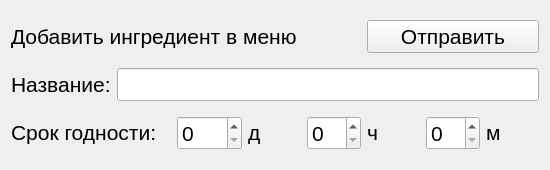
The window that ingredientadderwidget.ui (Omn1/TUIadmin) describes before a commit, drawn with Qt 5.
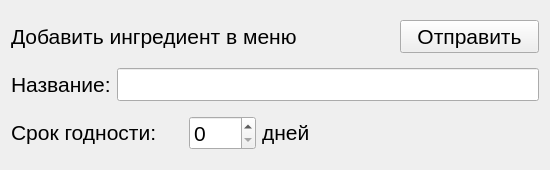
The same window after the commit.

The edit to the form file:
```diff
--- a/ingredientadderwidget.ui
+++ b/ingredientadderwidget.ui
@@ -26,42 +26,6 @@
    <string>Добавить ингредиент в меню</string>
   </property>
   <layout class="QGridLayout" name="gridLayout">
-   <item row="2" column="4">
-    <widget class="QSpinBox" name="hoursSpinBox">
-     <property name="sizePolicy">
-      <sizepolicy hsizetype="Preferred" vsizetype="Fixed">
-       <horstretch>0</horstretch>
-       <verstretch>0</verstretch>
-      </sizepolicy>
-     </property>
-     <property name="font">
-      <font>
-       <pointsize>16</pointsize>
-      </font>
-     </property>
-     <property name="maximum">
-      <number>23</number>
-     </property>
-    </widget>
-   </item>
-   <item row="2" column="6">
-    <widget class="QSpinBox" name="minutesSpinBox">
-     <property name="sizePolicy">
-      <sizepolicy hsizetype="Preferred" vsizetype="Fixed">
-       <horstretch>0</horstretch>
-       <verstretch>0</verstretch>
-      </sizepolicy>
-     </property>
-     <property name="font">
-      <font>
-       <pointsize>16</pointsize>
-      </font>
-     </property>
-     <property name="maximum">
-      <number>59</number>
-     </property>
-    </widget>
-   </item>
    <item row="2" column="2">
     <widget class="QSpinBox" name="daysSpinBox">
      <property name="sizePolicy">
@@ -80,19 +44,6 @@
      </property>
     </widget>
    </item>
-   <item row="2" column="5">
-    <widget class="QLabel" name="label_5">
-     <property name="sizePolicy">
-      <sizepolicy hsizetype="Preferred" vsizetype="Fixed">
-       <horstretch>0</horstretch>
-       <verstretch>0</verstretch>
-      </sizepolicy>
-     </property>
-     <property name="text">
-      <string>&lt;html&gt;&lt;head/&gt;&lt;body&gt;&lt;p&gt;&lt;span style=&quot; font-size:16pt;&quot;&gt;ч&lt;/span&gt;&lt;/p&gt;&lt;/body&gt;&lt;/html&gt;</string>
-     </property>
-    </widget>
-   </item>
    <item row="2" column="0" colspan="2">
     <widget class="QLabel" name="label_3">
      <property name="sizePolicy">
@@ -119,7 +70,7 @@
      </property>
     </widget>
    </item>
-   <item row="1" column="1" colspan="7">
+   <item row="1" column="1" colspan="6">
     <widget class="QLineEdit" name="nameEdit">
      <property name="sizePolicy">
       <sizepolicy hsizetype="Preferred" vsizetype="Fixed">
@@ -134,19 +85,6 @@
      </property>
     </widget>
    </item>
-   <item row="2" column="7">
-    <widget class="QLabel" name="label_6">
-     <property name="sizePolicy">
-      <sizepolicy hsizetype="Preferred" vsizetype="Fixed">
-       <horstretch>0</horstretch>
-       <verstretch>0</verstretch>
-      </sizepolicy>
-     </property>
-     <property name="text">
-      <string>&lt;html&gt;&lt;head/&gt;&lt;body&gt;&lt;p&gt;&lt;span style=&quot; font-size:16pt;&quot;&gt;м&lt;/span&gt;&lt;/p&gt;&lt;/body&gt;&lt;/html&gt;</string>
-     </property>
-    </widget>
-   </item>
    <item row="1" column="0">
     <widget class="QLabel" name="label_2">
      <property name="sizePolicy">
@@ -160,20 +98,7 @@
      </property>
     </widget>
    </item>
-   <item row="2" column="3">
-    <widget class="QLabel" name="label_4">
-     <property name="sizePolicy">
-      <sizepolicy hsizetype="Preferred" vsizetype="Fixed">
-       <horstretch>0</horstretch>
-       <verstretch>0</verstretch>
-      </sizepolicy>
-     </property>
-     <property name="text">
-      <string>&lt;html&gt;&lt;head/&gt;&lt;body&gt;&lt;p&gt;&lt;span style=&quot; font-size:16pt;&quot;&gt;д&lt;/span&gt;&lt;/p&gt;&lt;/body&gt;&lt;/html&gt;</string>
-     </property>
-    </widget>
-   </item>
-   <item row="0" column="5" colspan="3">
+   <item row="0" column="5" colspan="2">
     <widget class="QPushButton" name="sendButton">
      <property name="sizePolicy">
       <sizepolicy hsizetype="Preferred" vsizetype="Fixed">
@@ -191,6 +116,19 @@
      </property>
     </widget>
    </item>
+   <item row="2" column="3" colspan="2">
+    <widget class="QLabel" name="label_4">
+     <property name="sizePolicy">
+      <sizepolicy hsizetype="Preferred" vsizetype="Fixed">
+       <horstretch>0</horstretch>
+       <verstretch>0</verstretch>
+      </sizepolicy>
+     </property>
+     <property name="text">
+      <string>&lt;html&gt;&lt;head/&gt;&lt;body&gt;&lt;p&gt;&lt;span style=&quot; font-size:16pt;&quot;&gt;дней&lt;/span&gt;&lt;/p&gt;&lt;/body&gt;&lt;/html&gt;</string>
+     </property>
+    </widget>
+   </item>
   </layout>
  </widget>
  <resources/>
```
